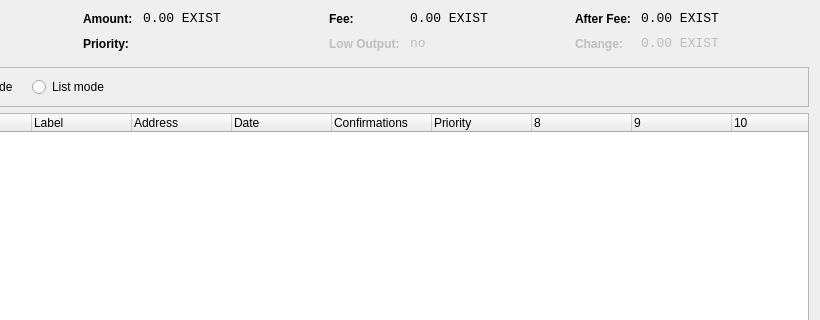
This is src/qt/forms/coincontroldialog.ui in EXISTDevv/EXISTv2 as Qt 5 draws it before an edit; both pictures show x 180 to 1000 and y 0 to 320 of the 1000 by 500 pixel window. The edited form follows.
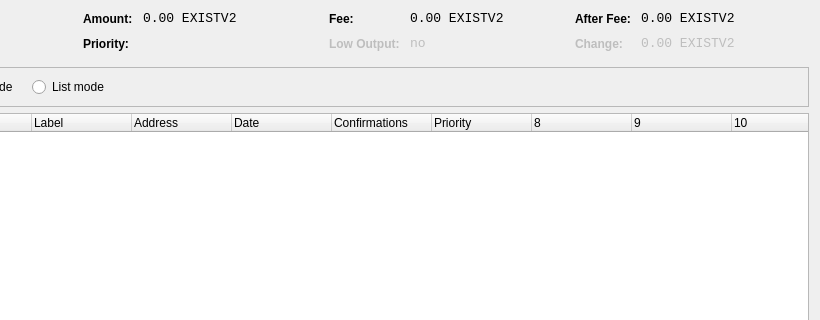
This is the edited form. Custom widgets are drawn as their Qt base class.

```diff
--- a/src/qt/forms/coincontroldialog.ui
+++ b/src/qt/forms/coincontroldialog.ui
@@ -141,7 +141,7 @@
           <enum>Qt::ActionsContextMenu</enum>
          </property>
          <property name="text">
-          <string notr="true">0.00 EXIST</string>
+          <string notr="true">0.00 EXISTV2</string>
          </property>
          <property name="textInteractionFlags">
           <set>Qt::LinksAccessibleByMouse|Qt::TextSelectableByKeyboard|Qt::TextSelectableByMouse</set>
@@ -221,7 +221,7 @@
           <enum>Qt::ActionsContextMenu</enum>
          </property>
          <property name="text">
-          <string notr="true">0.00 EXIST</string>
+          <string notr="true">0.00 EXISTV2</string>
          </property>
          <property name="textInteractionFlags">
           <set>Qt::LinksAccessibleByMouse|Qt::TextSelectableByKeyboard|Qt::TextSelectableByMouse</set>
@@ -307,7 +307,7 @@
           <enum>Qt::ActionsContextMenu</enum>
          </property>
          <property name="text">
-          <string notr="true">0.00 EXIST</string>
+          <string notr="true">0.00 EXISTV2</string>
          </property>
          <property name="textInteractionFlags">
           <set>Qt::LinksAccessibleByMouse|Qt::TextSelectableByKeyboard|Qt::TextSelectableByMouse</set>
@@ -345,7 +345,7 @@
           <enum>Qt::ActionsContextMenu</enum>
          </property>
          <property name="text">
-          <string notr="true">0.00 EXIST</string>
+          <string notr="true">0.00 EXISTV2</string>
          </property>
          <property name="textInteractionFlags">
           <set>Qt::LinksAccessibleByMouse|Qt::TextSelectableByKeyboard|Qt::TextSelectableByMouse</set>
```
